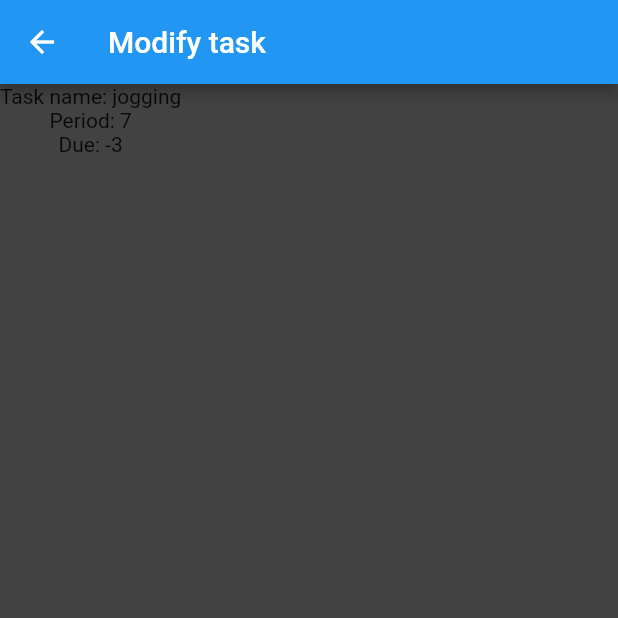
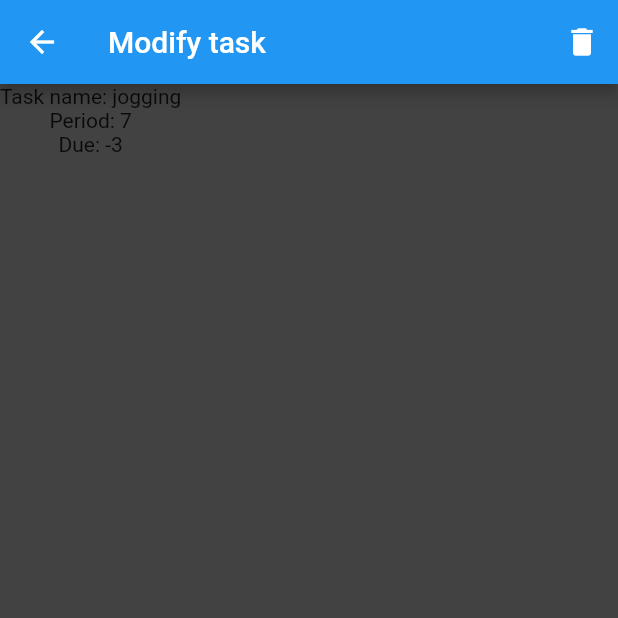
Before and after one commit to imambungo/periodic_todo_list, a Flutter app: the screen it shows after launch, after a tap on an icon or button, on a phone screen of 412 x 824 dp, the top half of it. Run offline on Flutter 3.47's test engine with Material 2 defaults, Android fonts, the phone set to English and light mode, and no system bars.

Commit message:
feature: delete a task

```diff
--- a/lib/pages/home.dart
+++ b/lib/pages/home.dart
@@ -44,10 +44,15 @@ class _HomeState extends State<StatefulWidget> {
     );
   }
 
-  void _modifyTask(Task task) {
-    Navigator.pushNamed(context, '/modify_task', arguments: {
-       'task' : task
-    });
+  void _modifyTask(Task task) async {
+    dynamic data = await Navigator.pushNamed(
+                     context,
+                     '/modify_task',
+                     arguments: { 'task' : task },
+                   );
+
+    if (data['delete'])
+      tasks.remove(task);
   }
 
   @override
--- a/lib/pages/modify_task.dart
+++ b/lib/pages/modify_task.dart
@@ -19,6 +19,14 @@ class _ModifyTaskState extends State<StatefulWidget> {
       backgroundColor: Colors.grey[800],
       appBar: AppBar(
         title: Text('Modify task'),
+        actions: <Widget>[
+          IconButton(
+            icon: Icon(Icons.delete),
+            onPressed: () {
+              Navigator.pop(context, {'delete': true} );
+            },
+          ),
+        ],
       ),
       body: Column(
         children: <Widget>[
```
